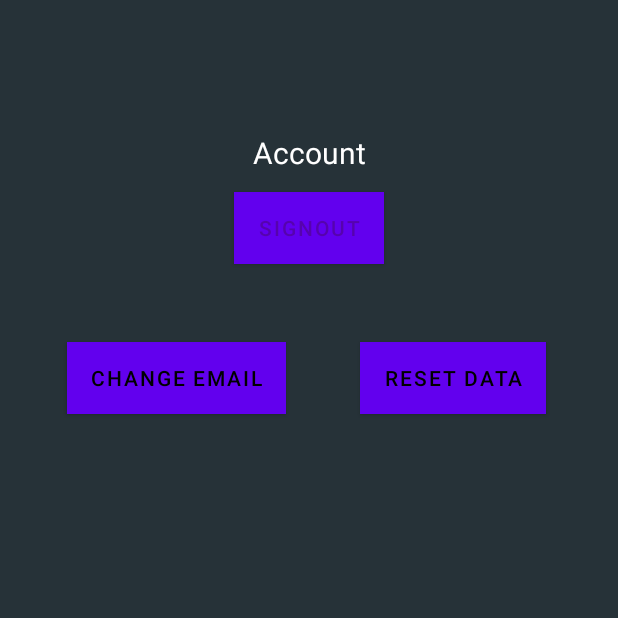
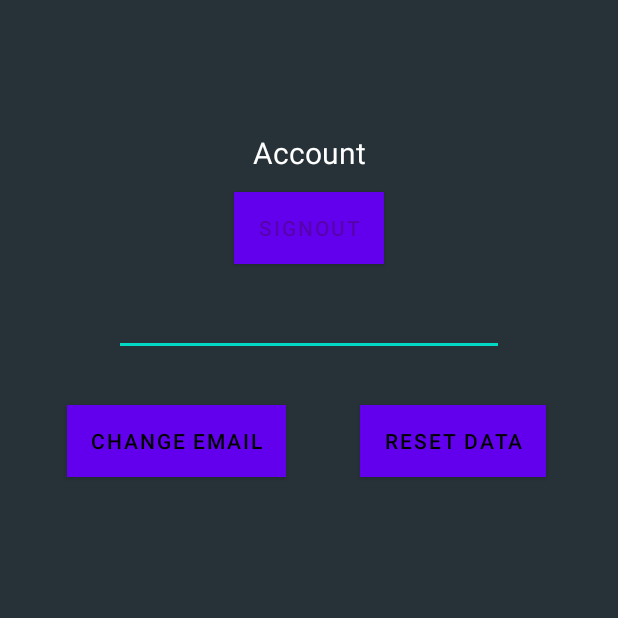
Before and after one commit to basilzuberi/PseudoTrade, an Android app: the SettingsActivity screen opened directly, with no data from a screen before it, on a phone screen of 412 x 824 dp, the top half of it. Run offline under Robolectric (Android 15) with nearby library versions, the phone set to English and light mode, and no system bars; our stand-ins replace Firebase (no records; nobody signed in at launch, a user with empty details on screens opened directly).

Commit message:
Updated some boundaries

```diff
--- a/app/src/main/res/layout/activity_settings.xml
+++ b/app/src/main/res/layout/activity_settings.xml
@@ -12,7 +12,7 @@
         android:layout_width="wrap_content"
         android:layout_height="wrap_content"
         android:layout_marginStart="30dp"
-        android:layout_marginTop="228dp"
+        android:layout_marginTop="270dp"
         android:layout_marginEnd="80dp"
         android:background="#000000"
         android:backgroundTint="#EF6C00 "
@@ -35,7 +35,7 @@
         app:layout_constraintStart_toStartOf="parent"
         app:layout_constraintTop_toTopOf="parent" />
 
-    <TextView
+    <EditText
         android:id="@+id/textView11"
         android:layout_width="260dp"
         android:layout_height="wrap_content"
@@ -64,7 +64,7 @@
         android:layout_width="wrap_content"
         android:layout_height="wrap_content"
         android:layout_marginStart="76dp"
-        android:layout_marginTop="228dp"
+        android:layout_marginTop="270dp"
         android:layout_marginEnd="19dp"
         android:background="#000000"
         android:backgroundTint="#EF6C00 "
```
